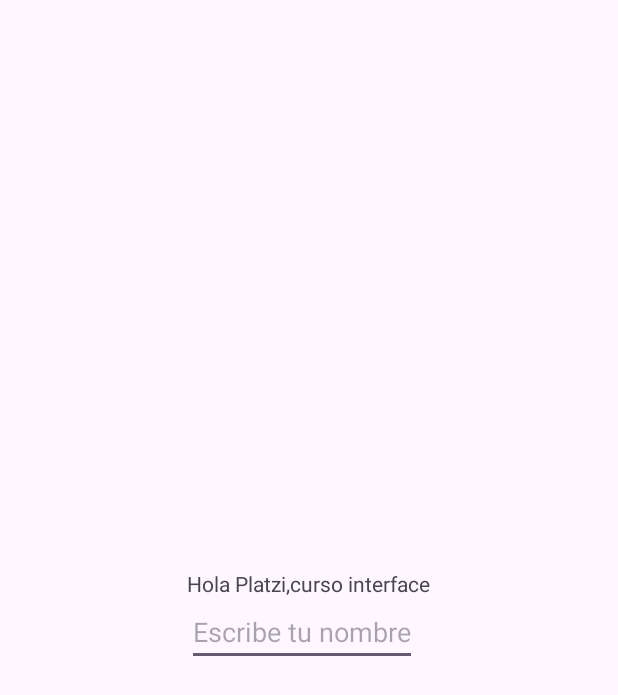
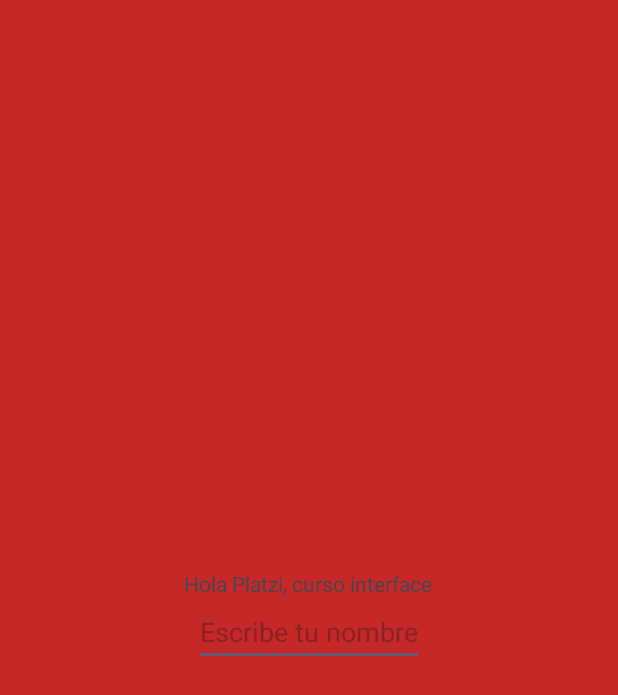
Before and after one commit to ronaldrreyes007/CursoAndroidStudioPlatzi, an Android app: the layout activity_main.xml on its own in the app's theme, with its tools: preview values and no code run, on a phone screen of 412 x 824 dp. Shown: the top 695 px of the screen. Run offline under Robolectric (Android 15) with nearby library versions, the phone set to English and light mode, and no system bars.

Commit message:
wrap_content match_parent and gravity

```diff
--- a/app/src/main/res/layout/activity_main.xml
+++ b/app/src/main/res/layout/activity_main.xml
@@ -1,9 +1,11 @@
 <?xml version="1.0" encoding="utf-8"?>
 <LinearLayout xmlns:android="http://schemas.android.com/apk/res/android"
-    android:layout_width="wrap_content"
-    android:layout_height="wrap_content"
+    android:gravity="center"
+    android:layout_width="match_parent"
+    android:layout_height="match_parent"
     android:orientation="vertical"
-    android:layout_gravity="center"
+
+    android:background="@color/red"
 
     >
 
@@ -11,7 +13,8 @@
 
         android:layout_width="wrap_content"
         android:layout_height="wrap_content"
-        android:text="Hola Platzi,curso interface" />
+
+        android:text="Hola Platzi, curso interface" />
 
     <EditText
         android:hint="Escribe tu nombre"
--- a/app/src/main/res/values/colors.xml
+++ b/app/src/main/res/values/colors.xml
@@ -2,4 +2,5 @@
 <resources>
     <color name="black">#FF000000</color>
     <color name="white">#FFFFFFFF</color>
+    <color name="red">#C62828</color>
 </resources>
```
Also changed, not shown: app/src/main/res/layout/activity_profile.xml (+20 -1 lines).
